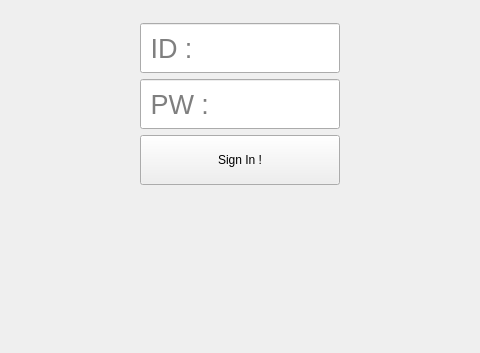
This is signinscene.ui in U-Keun/Qt_Account_Project as Qt 5 draws it before an edit; both pictures show x 160 to 640 and y 247 to 600 of the 800 by 600 pixel window. The edited form follows.
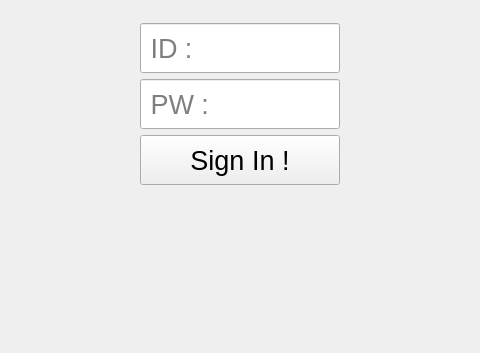
This is the edited form.

Commit message: ui : ui 폰트 통일(Arial)

```diff
--- a/signinscene.ui
+++ b/signinscene.ui
@@ -89,6 +89,12 @@
          <height>50</height>
         </size>
        </property>
+       <property name="font">
+        <font>
+         <family>Arial</family>
+         <pointsize>20</pointsize>
+        </font>
+       </property>
        <property name="text">
         <string>Sign In !</string>
        </property>
```
Left out of the diff: 7 changed lines with no effect on the pictures. The commit also changes 2 other files.
